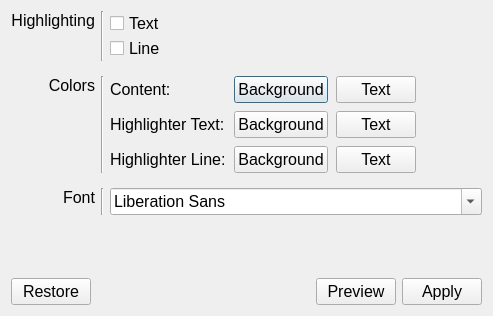
The window that src/forms/color_settings.ui (DinoZAR/CentralAccessReader) describes before a commit, drawn with Qt 5.
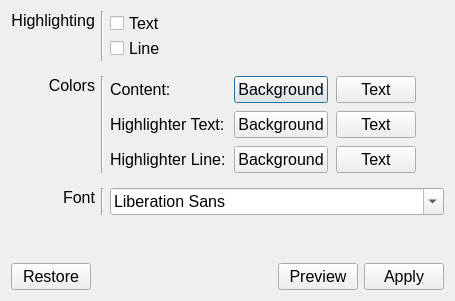
The same window after the commit.

Diff of the .ui file:
```diff
--- a/src/forms/color_settings.ui
+++ b/src/forms/color_settings.ui
@@ -6,8 +6,8 @@
    <rect>
     <x>0</x>
     <y>0</y>
-    <width>493</width>
-    <height>316</height>
+    <width>455</width>
+    <height>301</height>
    </rect>
   </property>
   <property name="font">
```
